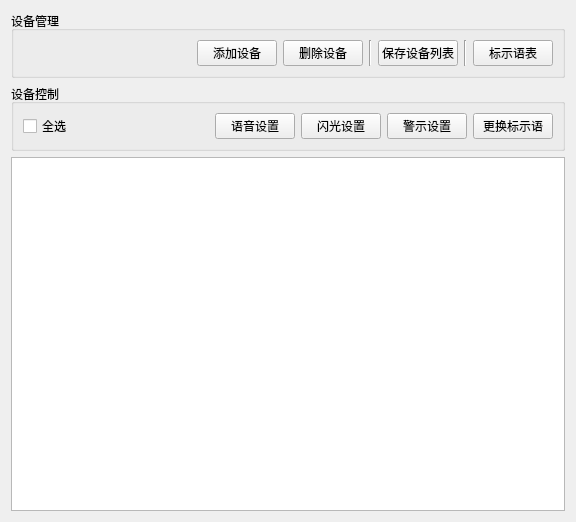
This is qformmain.ui in NU-LL/SmartSignageManagementSystem as Qt 5 draws it before an edit. The edited form follows.
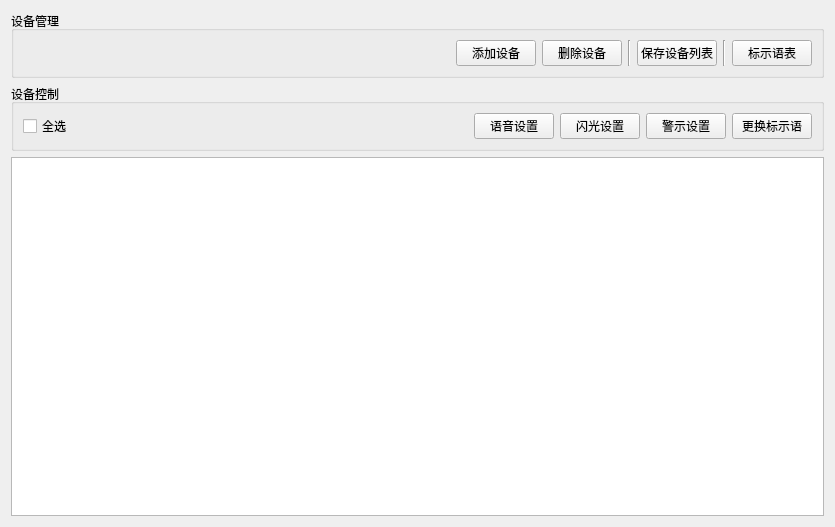
This is the edited form.

What changed in the file:
```diff
--- a/qformmain.ui
+++ b/qformmain.ui
@@ -6,8 +6,8 @@
    <rect>
     <x>0</x>
     <y>0</y>
-    <width>576</width>
-    <height>522</height>
+    <width>835</width>
+    <height>527</height>
    </rect>
   </property>
   <property name="windowTitle">
```
